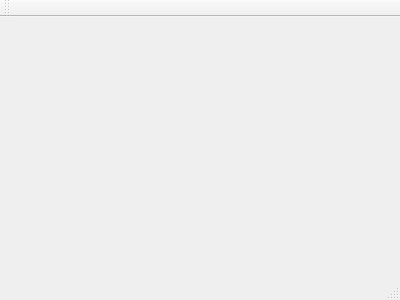
The window that mainwindow.ui (undeaDD/TsControl) describes before a commit, drawn with Qt 5.
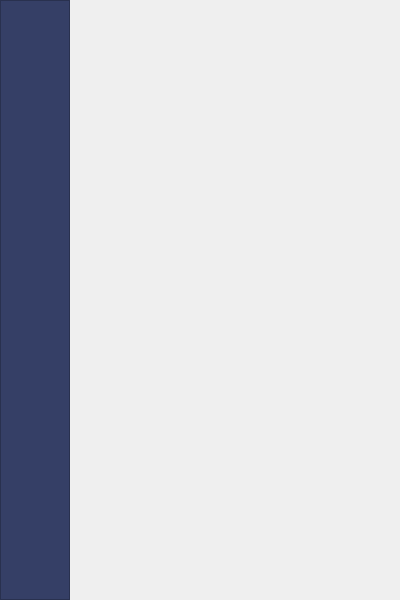
The same window after the commit.

The edit to the form file:
```diff
--- a/mainwindow.ui
+++ b/mainwindow.ui
@@ -1,24 +1,139 @@
 <ui version="4.0">
  <class>MainWindow</class>
- <widget class="QMainWindow" name="MainWindow" >
-  <property name="geometry" >
+ <widget class="QMainWindow" name="MainWindow">
+  <property name="windowModality">
+   <enum>Qt::NonModal</enum>
+  </property>
+  <property name="geometry">
    <rect>
     <x>0</x>
     <y>0</y>
     <width>400</width>
-    <height>300</height>
+    <height>600</height>
    </rect>
   </property>
-  <property name="windowTitle" >
-   <string>MainWindow</string>
+  <property name="sizePolicy">
+   <sizepolicy hsizetype="Fixed" vsizetype="Fixed">
+    <horstretch>0</horstretch>
+    <verstretch>0</verstretch>
+   </sizepolicy>
   </property>
-  <widget class="QMenuBar" name="menuBar" />
-  <widget class="QToolBar" name="mainToolBar" />
-  <widget class="QWidget" name="centralWidget" />
-  <widget class="QStatusBar" name="statusBar" />
+  <property name="minimumSize">
+   <size>
+    <width>400</width>
+    <height>600</height>
+   </size>
+  </property>
+  <property name="maximumSize">
+   <size>
+    <width>400</width>
+    <height>600</height>
+   </size>
+  </property>
+  <property name="contextMenuPolicy">
+   <enum>Qt::NoContextMenu</enum>
+  </property>
+  <property name="windowTitle">
+   <string>TsControl</string>
+  </property>
+  <property name="windowOpacity">
+   <double>1.000000000000000</double>
+  </property>
+  <property name="toolButtonStyle">
+   <enum>Qt::ToolButtonTextUnderIcon</enum>
+  </property>
+  <property name="dockNestingEnabled">
+   <bool>true</bool>
+  </property>
+  <property name="unifiedTitleAndToolBarOnMac">
+   <bool>true</bool>
+  </property>
+  <widget class="QWidget" name="centralWidget">
+   <layout class="QHBoxLayout" name="horizontalLayout">
+    <property name="spacing">
+     <number>0</number>
+    </property>
+    <property name="leftMargin">
+     <number>0</number>
+    </property>
+    <property name="topMargin">
+     <number>0</number>
+    </property>
+    <property name="rightMargin">
+     <number>0</number>
+    </property>
+    <property name="bottomMargin">
+     <number>0</number>
+    </property>
+    <item>
+     <widget class="QWidget" name="widget" native="true">
+      <widget class="QListWidget" name="listWidget">
+       <property name="geometry">
+        <rect>
+         <x>0</x>
+         <y>0</y>
+         <width>70</width>
+         <height>600</height>
+        </rect>
+       </property>
+       <property name="sizePolicy">
+        <sizepolicy hsizetype="Fixed" vsizetype="Fixed">
+         <horstretch>0</horstretch>
+         <verstretch>0</verstretch>
+        </sizepolicy>
+       </property>
+       <property name="minimumSize">
+        <size>
+         <width>70</width>
+         <height>600</height>
+        </size>
+       </property>
+       <property name="maximumSize">
+        <size>
+         <width>70</width>
+         <height>600</height>
+        </size>
+       </property>
+       <property name="contextMenuPolicy">
+        <enum>Qt::NoContextMenu</enum>
+       </property>
+       <property name="styleSheet">
+        <string notr="true">background-color: #353f66;</string>
+       </property>
+       <property name="verticalScrollBarPolicy">
+        <enum>Qt::ScrollBarAlwaysOff</enum>
+       </property>
+       <property name="horizontalScrollBarPolicy">
+        <enum>Qt::ScrollBarAlwaysOff</enum>
+       </property>
+       <property name="autoScroll">
+        <bool>false</bool>
+       </property>
+       <property name="showDropIndicator" stdset="0">
+        <bool>false</bool>
+       </property>
+       <property name="selectionMode">
+        <enum>QAbstractItemView::NoSelection</enum>
+       </property>
+       <property name="iconSize">
+        <size>
+         <width>70</width>
+         <height>70</height>
+        </size>
+       </property>
+       <property name="selectionRectVisible">
+        <bool>false</bool>
+       </property>
+       <property name="itemAlignment">
+        <set>Qt::AlignTop</set>
+       </property>
+      </widget>
+     </widget>
+    </item>
+   </layout>
+  </widget>
  </widget>
- <layoutDefault spacing="6" margin="11" />
- <pixmapfunction></pixmapfunction>
+ <layoutdefault spacing="6" margin="11"/>
  <resources/>
  <connections/>
 </ui>
```
Left out of the diff: 1 changed line with no effect on the pictures.
